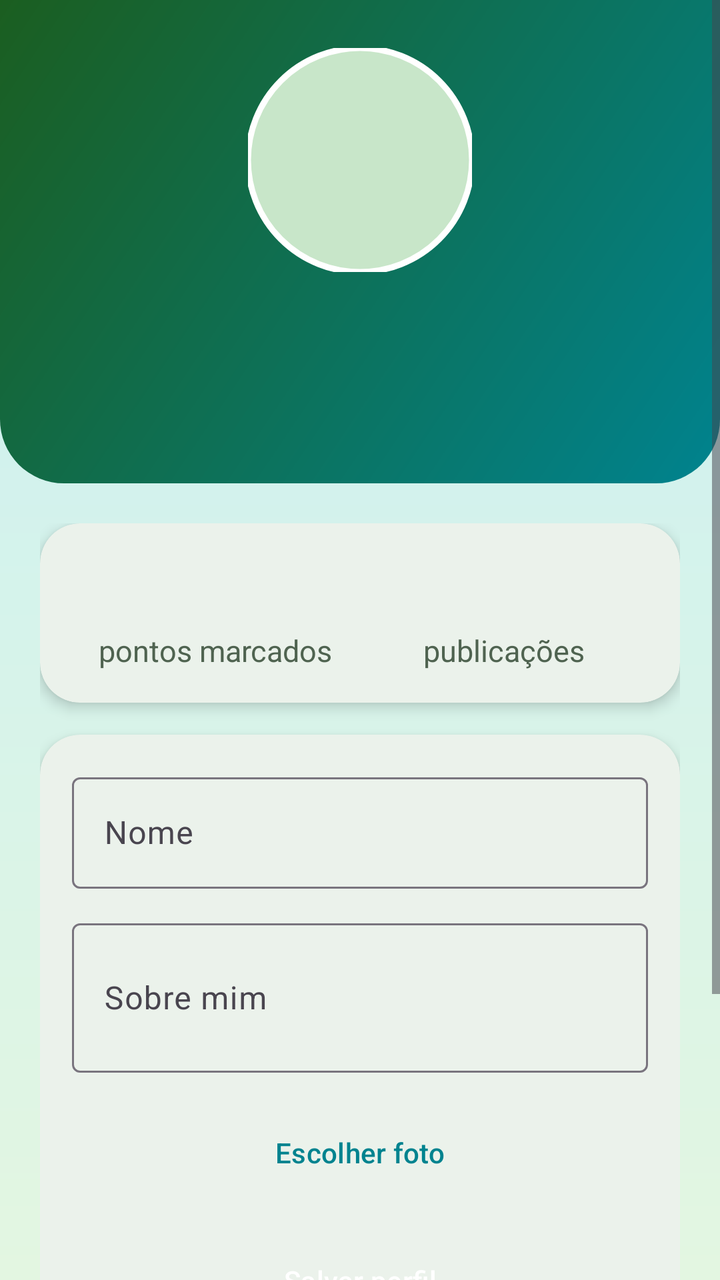
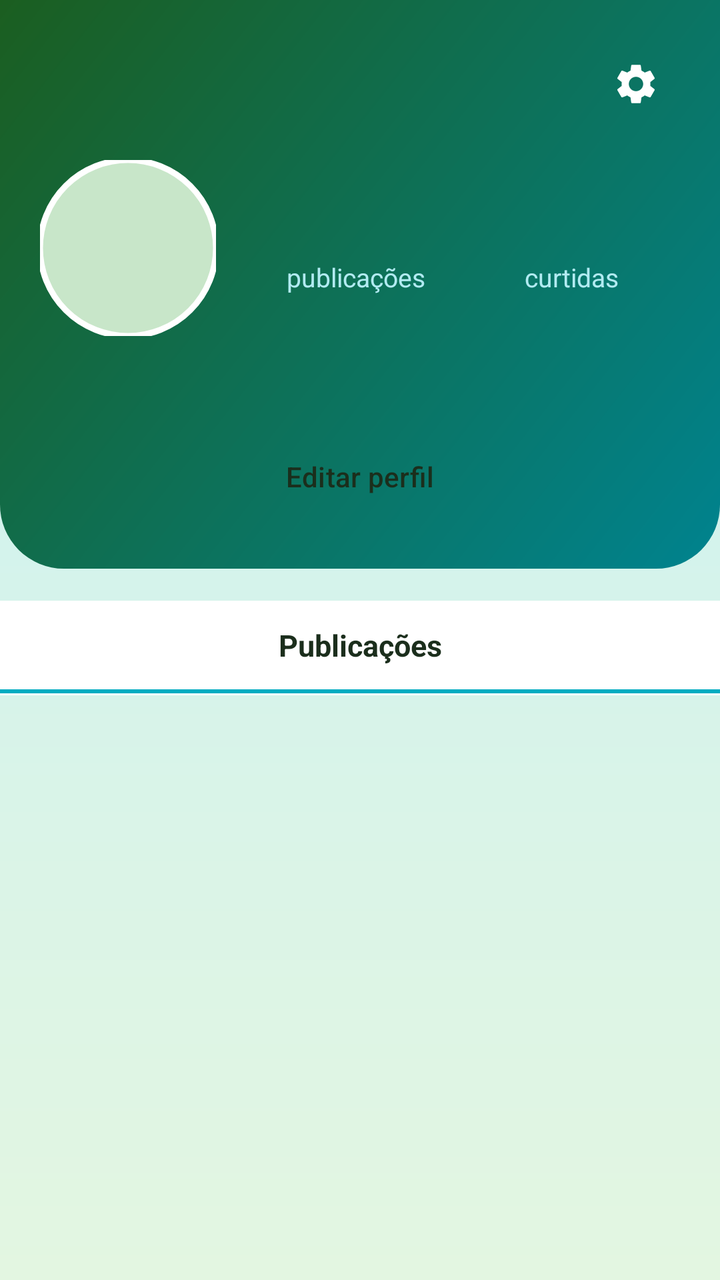

Before-and-after screenshots of an Android layout around one commit, followed by the original layout XML and the change that was made.
<!-- AndroidManifest.xml: application theme Theme.CorrenteDoBem -->
<!-- res/layout/fragment_perfil.xml -->
<?xml version="1.0" encoding="utf-8"?>
<ScrollView xmlns:android="http://schemas.android.com/apk/res/android"
    xmlns:app="http://schemas.android.com/apk/res-auto"
    android:layout_width="match_parent"
    android:layout_height="match_parent"
    android:fillViewport="true">

    <LinearLayout
        android:layout_width="match_parent"
        android:layout_height="wrap_content"
        android:orientation="vertical">

        <LinearLayout
            android:layout_width="match_parent"
            android:layout_height="wrap_content"
            android:background="@drawable/bg_header"
            android:gravity="center_horizontal"
            android:orientation="vertical"
            android:paddingTop="24dp"
            android:paddingBottom="32dp">

            <com.google.android.material.imageview.ShapeableImageView
                android:id="@+id/imgAvatar"
                android:layout_width="112dp"
                android:layout_height="112dp"
                android:background="@color/verde_claro"
                android:contentDescription="@string/desc_avatar"
                android:scaleType="centerCrop"
                app:shapeAppearanceOverlay="@style/FotoRedonda"
                app:strokeColor="@color/branco"
                app:strokeWidth="3dp" />

            <TextView
                android:id="@+id/txtNomePerfil"
                style="@style/TituloHeader"
                android:layout_width="wrap_content"
                android:layout_height="wrap_content"
                android:layout_marginTop="12dp" />

            <TextView
                android:id="@+id/txtBioPerfil"
                style="@style/SubtituloHeader"
                android:layout_width="wrap_content"
                android:layout_height="wrap_content"
                android:layout_marginStart="32dp"
                android:layout_marginTop="4dp"
                android:layout_marginEnd="32dp"
                android:gravity="center" />
        </LinearLayout>

        <LinearLayout
            android:layout_width="match_parent"
            android:layout_height="wrap_content"
            android:orientation="vertical"
            android:padding="@dimen/margem_tela">

            <com.google.android.material.card.MaterialCardView
                style="@style/CardEco">

                <LinearLayout
                    android:layout_width="match_parent"
                    android:layout_height="wrap_content"
                    android:orientation="horizontal"
                    android:padding="16dp">

                    <LinearLayout
                        android:layout_width="0dp"
                        android:layout_height="wrap_content"
                        android:layout_weight="1"
                        android:gravity="center"
                        android:orientation="vertical">

                        <TextView
                            android:id="@+id/txtQtdPontos"
                            style="@style/TituloCard"
                            android:layout_width="wrap_content"
                            android:layout_height="wrap_content"
                            android:textColor="@color/icone_ciano"
                            android:textSize="28sp" />

                        <TextView
                            style="@style/TextoCorpo"
                            android:layout_width="wrap_content"
                            android:layout_height="wrap_content"
                            android:text="@string/contrib_pontos" />
                    </LinearLayout>

                    <LinearLayout
                        android:layout_width="0dp"
                        android:layout_height="wrap_content"
                        android:layout_weight="1"
                        android:gravity="center"
                        android:orientation="vertical">

                        <TextView
                            android:id="@+id/txtQtdPosts"
                            style="@style/TituloCard"
                            android:layout_width="wrap_content"
                            android:layout_height="wrap_content"
                            android:textColor="@color/icone"
                            android:textSize="28sp" />

                        <TextView
                            style="@style/TextoCorpo"
                            android:layout_width="wrap_content"
                            android:layout_height="wrap_content"
                            android:text="@string/contrib_posts" />
                    </LinearLayout>
                </LinearLayout>
            </com.google.android.material.card.MaterialCardView>

            <com.google.android.material.card.MaterialCardView
                style="@style/CardEco">

                <LinearLayout
                    android:layout_width="match_parent"
                    android:layout_height="wrap_content"
                    android:orientation="vertical"
                    android:padding="16dp">

                    <com.google.android.material.textfield.TextInputLayout
                        style="@style/Widget.Material3.TextInputLayout.OutlinedBox"
                        android:layout_width="match_parent"
                        android:layout_height="wrap_content"
                        android:hint="@string/hint_nome">

                        <com.google.android.material.textfield.TextInputEditText
                            android:id="@+id/edtNome"
                            android:layout_width="match_parent"
                            android:layout_height="wrap_content"
                            android:inputType="textPersonName|textCapWords"
                            android:maxLines="1" />
                    </com.google.android.material.textfield.TextInputLayout>

                    <com.google.android.material.textfield.TextInputLayout
                        style="@style/Widget.Material3.TextInputLayout.OutlinedBox"
                        android:layout_width="match_parent"
                        android:layout_height="wrap_content"
                        android:layout_marginTop="12dp"
                        android:hint="@string/hint_bio">

                        <com.google.android.material.textfield.TextInputEditText
                            android:id="@+id/edtBio"
                            android:layout_width="match_parent"
                            android:layout_height="wrap_content"
                            android:inputType="textMultiLine|textCapSentences"
                            android:minLines="2" />
                    </com.google.android.material.textfield.TextInputLayout>

                    <Button
                        android:id="@+id/btnEscolherFoto"
                        style="@style/BotaoVoltar"
                        android:layout_marginTop="12dp"
                        android:text="@string/btn_escolher_foto" />

                    <Button
                        android:id="@+id/btnSalvarPerfil"
                        style="@style/BotaoEco"
                        android:text="@string/btn_salvar_perfil" />
                </LinearLayout>
            </com.google.android.material.card.MaterialCardView>

            <com.google.android.material.card.MaterialCardView
                android:id="@+id/cardConfiguracoes"
                style="@style/CardEco"
                android:clickable="true"
                android:focusable="true"
                android:foreground="?attr/selectableItemBackground">

                <LinearLayout
                    android:layout_width="match_parent"
                    android:layout_height="wrap_content"
                    android:gravity="center_vertical"
                    android:orientation="horizontal"
                    android:padding="16dp">

                    <ImageView
                        style="@style/IconeCard"
                        android:background="@drawable/bg_icone_ciano"
                        android:contentDescription="@string/desc_icone"
                        android:src="@drawable/ic_configuracoes"
                        android:tint="@color/icone_ciano" />

                    <LinearLayout
                        android:layout_width="0dp"
                        android:layout_height="wrap_content"
                        android:layout_marginStart="16dp"
                        android:layout_weight="1"
                        android:orientation="vertical">

                        <TextView
                            style="@style/TituloCard"
                            android:layout_width="wrap_content"
                            android:layout_height="wrap_content"
                            android:text="@string/config_titulo" />

                        <TextView
                            style="@style/TextoCorpo"
                            android:layout_width="wrap_content"
                            android:layout_height="wrap_content"
                            android:text="@string/config_card_desc" />
                    </LinearLayout>
                </LinearLayout>
            </com.google.android.material.card.MaterialCardView>
        </LinearLayout>
    </LinearLayout>
</ScrollView>
<!-- resources referenced by this layout -->
<resources>
  <color name="branco">#FFFFFF</color>
  <color name="icone">#2E7D32</color>
  <color name="icone_ciano">#00838F</color>
  <color name="verde_claro">#C8E6C9</color>
  <dimen name="margem_tela">20dp</dimen>
  <!-- drawable bg_icone_ciano (drawable) -->
  <?xml version="1.0" encoding="utf-8"?>
  <shape xmlns:android="http://schemas.android.com/apk/res/android" android:shape="oval">
      <solid android:color="@color/ciano_claro" />
  </shape>
  <string name="btn_escolher_foto">Escolher foto</string>
  <string name="btn_salvar_perfil">Salvar perfil</string>
  <string name="config_card_desc">Senha, tema, mapa e dados</string>
  <string name="config_titulo">Configurações</string>
  <string name="contrib_pontos">pontos marcados</string>
  <string name="contrib_posts">publicações</string>
  <string name="desc_avatar">Foto do perfil</string>
  <string name="desc_icone">Ícone decorativo</string>
  <string name="hint_bio">Sobre mim</string>
  <string name="hint_nome">Nome</string>
  <style name="BotaoEco" parent="Widget.Material3.Button">
          <item name="android:layout_width">match_parent</item>
          <item name="android:layout_height">56dp</item>
          <item name="android:layout_marginTop">8dp</item>
          <item name="android:textColor">@color/branco</item>
          <item name="backgroundTint">@color/ciano_escuro</item>
          <item name="cornerRadius">16dp</item>
      </style>
  <style name="BotaoVoltar" parent="Widget.Material3.Button.OutlinedButton">
          <item name="android:layout_width">match_parent</item>
          <item name="android:layout_height">56dp</item>
          <item name="android:layout_marginTop">8dp</item>
          <item name="android:textColor">@color/icone_ciano</item>
          <item name="strokeColor">@color/icone_ciano</item>
          <item name="cornerRadius">16dp</item>
      </style>
  <style name="CardEco" parent="Widget.Material3.CardView.Elevated">
          <item name="android:layout_width">match_parent</item>
          <item name="android:layout_height">wrap_content</item>
          <item name="android:layout_marginBottom">16dp</item>
          <item name="cardCornerRadius">@dimen/raio_card</item>
          <item name="cardElevation">4dp</item>
          <item name="cardBackgroundColor">@color/superficie</item>
      </style>
  <style name="FotoRedonda">
          <item name="cornerFamily">rounded</item>
          <item name="cornerSize">50%</item>
      </style>
  <style name="IconeCard">
          <item name="android:layout_width">@dimen/icone_card</item>
          <item name="android:layout_height">@dimen/icone_card</item>
          <item name="android:padding">14dp</item>
      </style>
  <style name="SubtituloHeader">
          <item name="android:textColor">@color/ciano_suave</item>
          <item name="android:textSize">@dimen/texto_subtitulo</item>
      </style>
  <style name="TituloHeader">
          <item name="android:textColor">@color/branco</item>
          <item name="android:textSize">@dimen/texto_titulo</item>
          <item name="android:textStyle">bold</item>
      </style>
  <color name="verde_escuro">#1B5E20</color>
  <color name="ciano_escuro">#00838F</color>
  <color name="ciano_claro">#B2EBF2</color>
  <dimen name="raio_card">20dp</dimen>
  <color name="superficie">#FFFFFF</color>
  <dimen name="icone_card">56dp</dimen>
  <color name="ciano_suave">#B2EBF2</color>
  <dimen name="texto_subtitulo">15sp</dimen>
  <color name="texto_secundario">#4F6350</color>
  <dimen name="texto_corpo">15sp</dimen>
  <color name="texto_principal">#1B2E1C</color>
  <dimen name="texto_card_titulo">18sp</dimen>
  <dimen name="texto_titulo">28sp</dimen>
  <color name="verde_primario">#2E7D32</color>
  <color name="ciano_primario">#00ACC1</color>
  <color name="fundo">#F1F8E9</color>
  <color name="fundo_base">#E3F6E1</color>
  <color name="fundo_topo">#C9F0F4</color>
  <!-- unchanged entries left out for length: 6 -->
</resources>

<!-- the commit's change to res/layout/fragment_perfil.xml (unified diff, before → after) -->
@@ -1,5 +1,5 @@
 <?xml version="1.0" encoding="utf-8"?>
-<ScrollView xmlns:android="http://schemas.android.com/apk/res/android"
+<androidx.core.widget.NestedScrollView xmlns:android="http://schemas.android.com/apk/res/android"
     xmlns:app="http://schemas.android.com/apk/res-auto"
     android:layout_width="match_parent"
     android:layout_height="match_parent"
@@ -14,54 +14,62 @@
             android:layout_width="match_parent"
             android:layout_height="wrap_content"
             android:background="@drawable/bg_header"
-            android:gravity="center_horizontal"
             android:orientation="vertical"
-            android:paddingTop="24dp"
-            android:paddingBottom="32dp">
+            android:paddingStart="20dp"
+            android:paddingTop="20dp"
+            android:paddingEnd="20dp"
+            android:paddingBottom="24dp">
 
-            <com.google.android.material.imageview.ShapeableImageView
-                android:id="@+id/imgAvatar"
-                android:layout_width="112dp"
-                android:layout_height="112dp"
-                android:background="@color/verde_claro"
-                android:contentDescription="@string/desc_avatar"
-                android:scaleType="centerCrop"
-                app:shapeAppearanceOverlay="@style/FotoRedonda"
-                app:strokeColor="@color/branco"
-                app:strokeWidth="3dp" />
+            <LinearLayout
+                android:layout_width="match_parent"
+                android:layout_height="wrap_content"
+                android:gravity="center_vertical"
+                android:orientation="horizontal">
 
-            <TextView
-                android:id="@+id/txtNomePerfil"
-                style="@style/TituloHeader"
-                android:layout_width="wrap_content"
+                <TextView
+                    android:id="@+id/txtNomePerfil"
+                    style="@style/TituloHeader"
+                    android:layout_width="0dp"
+                    android:layout_height="wrap_content"
+                    android:layout_weight="1"
+                    android:ellipsize="end"
+                    android:maxLines="1"
+                    android:textSize="22sp" />
+
+                <ImageButton
+                    android:id="@+id/btnConfiguracoes"
+                    android:layout_width="44dp"
+                    android:layout_height="44dp"
+                    android:background="?attr/selectableItemBackgroundBorderless"
+                    android:contentDescription="@string/config_titulo"
+                    android:src="@drawable/ic_configuracoes"
+                    android:tint="@color/branco" />
+            </LinearLayout>
+
+            <LinearLayout
+                android:layout_width="match_parent"
                 android:layout_height="wrap_content"
-                android:layout_marginTop="12dp" />
+                android:layout_marginTop="16dp"
+                android:gravity="center_vertical"
+                android:orientation="horizontal">
 
-            <TextView
-                android:id="@+id/txtBioPerfil"
-                style="@style/SubtituloHeader"
-                android:layout_width="wrap_content"
-                android:layout_height="wrap_content"
-                android:layout_marginStart="32dp"
-                android:layout_marginTop="4dp"
-                android:layout_marginEnd="32dp"
-                android:gravity="center" />
-        </LinearLayout>
-
-        <LinearLayout
-            android:layout_width="match_parent"
-            android:layout_height="wrap_content"
-            android:orientation="vertical"
-            android:padding="@dimen/margem_tela">
-
-            <com.google.android.material.card.MaterialCardView
-                style="@style/CardEco">
+                <com.google.android.material.imageview.ShapeableImageView
+                    android:id="@+id/imgAvatar"
+                    android:layout_width="88dp"
+                    android:layout_height="88dp"
+                    android:background="@color/verde_claro"
+                    android:contentDescription="@string/desc_avatar"
+                    android:scaleType="centerCrop"
+                    app:shapeAppearanceOverlay="@style/FotoRedonda"
+                    app:strokeColor="@color/branco"
+                    app:strokeWidth="3dp" />
 
                 <LinearLayout
-                    android:layout_width="match_parent"
+                    android:layout_width="0dp"
                     android:layout_height="wrap_content"
-                    android:orientation="horizontal"
-                    android:padding="16dp">
+                    android:layout_marginStart="16dp"
+                    android:layout_weight="1"
+                    android:orientation="horizontal">
 
                     <LinearLayout
                         android:layout_width="0dp"
@@ -71,18 +79,18 @@
                         android:orientation="vertical">
 
                         <TextView
-                            android:id="@+id/txtQtdPontos"
-                            style="@style/TituloCard"
+                            android:id="@+id/txtQtdPosts"
+                            style="@style/TituloHeader"
                             android:layout_width="wrap_content"
                             android:layout_height="wrap_content"
-                            android:textColor="@color/icone_ciano"
-                            android:textSize="28sp" />
+                            android:textSize="22sp" />
 
                         <TextView
-                            style="@style/TextoCorpo"
+                            style="@style/SubtituloHeader"
                             android:layout_width="wrap_content"
                             android:layout_height="wrap_content"
-                            android:text="@string/contrib_pontos" />
+                            android:text="@string/perfil_publicacoes"
+                            android:textSize="13sp" />
                     </LinearLayout>
 
                     <LinearLayout
@@ -93,115 +101,79 @@
                         android:orientation="vertical">
 
                         <TextView
-                            android:id="@+id/txtQtdPosts"
-                            style="@style/TituloCard"
+                            android:id="@+id/txtQtdCurtidas"
+                            style="@style/TituloHeader"
                             android:layout_width="wrap_content"
                             android:layout_height="wrap_content"
-                            android:textColor="@color/icone"
-                            android:textSize="28sp" />
+                            android:textSize="22sp" />
 
                         <TextView
-                            style="@style/TextoCorpo"
+                            style="@style/SubtituloHeader"
                             android:layout_width="wrap_content"
                             android:layout_height="wrap_content"
-                            android:text="@string/contrib_posts" />
+                            android:text="@string/perfil_curtidas"
+                            android:textSize="13sp" />
                     </LinearLayout>
                 </LinearLayout>
-            </com.google.android.material.card.MaterialCardView>
+            </LinearLayout>
 
-            <com.google.android.material.card.MaterialCardView
-                style="@style/CardEco">
+            <TextView
+                android:id="@+id/txtBioPerfil"
+                style="@style/SubtituloHeader"
+                android:layout_width="match_parent"
+                android:layout_height="wrap_content"
+                android:layout_marginTop="12dp"
+                android:textColor="@color/branco" />
 
-                <LinearLayout
-                    android:layout_width="match_parent"
-                    android:layout_height="wrap_content"
-                    android:orientation="vertical"
-                    android:padding="16dp">
+            <Button
+                android:id="@+id/btnEditarPerfil"
+                style="@style/Widget.Material3.Button.TonalButton"
+                android:layout_width="match_parent"
+                android:layout_height="44dp"
+                android:layout_marginTop="16dp"
+                android:text="@string/btn_editar_perfil"
+                android:textColor="@color/texto_principal"
+                app:backgroundTint="@color/superficie" />
+        </LinearLayout>
 
-                    <com.google.android.material.textfield.TextInputLayout
-                        style="@style/Widget.Material3.TextInputLayout.OutlinedBox"
-                        android:layout_width="match_parent"
-                        android:layout_height="wrap_content"
-                        android:hint="@string/hint_nome">
+        <LinearLayout
+            android:layout_width="match_parent"
+            android:layout_height="wrap_content"
+            android:layout_marginTop="16dp"
+            android:background="@color/superficie"
+            android:orientation="vertical">
 
-                        <com.google.android.material.textfield.TextInputEditText
-                            android:id="@+id/edtNome"
-                            android:layout_width="match_parent"
-                            android:layout_height="wrap_content"
-                            android:inputType="textPersonName|textCapWords"
-                            android:maxLines="1" />
-                    </com.google.android.material.textfield.TextInputLayout>
+            <TextView
+                style="@style/TituloCard"
+                android:layout_width="match_parent"
+                android:layout_height="wrap_content"
+                android:gravity="center"
+                android:padding="12dp"
+                android:text="@string/perfil_publicacoes_titulo"
+                android:textSize="15sp" />
 
-                    <com.google.android.material.textfield.TextInputLayout
-                        style="@style/Widget.Material3.TextInputLayout.OutlinedBox"
-                        android:layout_width="match_parent"
-                        android:layout_height="wrap_content"
-                        android:layout_marginTop="12dp"
-                        android:hint="@string/hint_bio">
+            <View
+                android:layout_width="match_parent"
+                android:layout_height="2dp"
+                android:background="@color/ciano_primario" />
 
-                        <com.google.android.material.textfield.TextInputEditText
-                            android:id="@+id/edtBio"
-                            android:layout_width="match_parent"
-                            android:layout_height="wrap_content"
-                            android:inputType="textMultiLine|textCapSentences"
-                            android:minLines="2" />
-                    </com.google.android.material.textfield.TextInputLayout>
+            <androidx.recyclerview.widget.RecyclerView
+                android:id="@+id/listaMeusPosts"
+                android:layout_width="match_parent"
+                android:layout_height="wrap_content"
+                android:nestedScrollingEnabled="false"
+                android:overScrollMode="never"
+                android:paddingTop="1dp" />
 
-                    <Button
-                        android:id="@+id/btnEscolherFoto"
-                        style="@style/BotaoVoltar"
-                        android:layout_marginTop="12dp"
-                        android:text="@string/btn_escolher_foto" />
-
-                    <Button
-                        android:id="@+id/btnSalvarPerfil"
-                        style="@style/BotaoEco"
-                        android:text="@string/btn_salvar_perfil" />
-                </LinearLayout>
-            </com.google.android.material.card.MaterialCardView>
-
-            <com.google.android.material.card.MaterialCardView
-                android:id="@+id/cardConfiguracoes"
-                style="@style/CardEco"
-                android:clickable="true"
-                android:focusable="true"
-                android:foreground="?attr/selectableItemBackground">
-
-                <LinearLayout
-                    android:layout_width="match_parent"
-                    android:layout_height="wrap_content"
-                    android:gravity="center_vertical"
-                    android:orientation="horizontal"
-                    android:padding="16dp">
-
-                    <ImageView
-                        style="@style/IconeCard"
-                        android:background="@drawable/bg_icone_ciano"
-                        android:contentDescription="@string/desc_icone"
-                        android:src="@drawable/ic_configuracoes"
-                        android:tint="@color/icone_ciano" />
-
-                    <LinearLayout
-                        android:layout_width="0dp"
-                        android:layout_height="wrap_content"
-                        android:layout_marginStart="16dp"
-                        android:layout_weight="1"
-                        android:orientation="vertical">
-
-                        <TextView
-                            style="@style/TituloCard"
-                            android:layout_width="wrap_content"
-                            android:layout_height="wrap_content"
-                            android:text="@string/config_titulo" />
-
-                        <TextView
-                            style="@style/TextoCorpo"
-                            android:layout_width="wrap_content"
-                            android:layout_height="wrap_content"
-                            android:text="@string/config_card_desc" />
-                    </LinearLayout>
-                </LinearLayout>
-            </com.google.android.material.card.MaterialCardView>
+            <TextView
+                android:id="@+id/txtSemPosts"
+                style="@style/TextoCorpo"
+                android:layout_width="match_parent"
+                android:layout_height="wrap_content"
+                android:gravity="center"
+                android:padding="40dp"
+                android:text="@string/sem_publicacoes"
+                android:visibility="gone" />
         </LinearLayout>
     </LinearLayout>
-</ScrollView>
+</androidx.core.widget.NestedScrollView>
<!-- resource entries referenced after the edit -->
@@ -1,57 +1,17 @@
 <!-- resources referenced by this layout -->
 <resources>
   <color name="branco">#FFFFFF</color>
-  <color name="icone">#2E7D32</color>
-  <color name="icone_ciano">#00838F</color>
   <color name="verde_claro">#C8E6C9</color>
-  <dimen name="margem_tela">20dp</dimen>
-  <!-- drawable bg_icone_ciano (drawable) -->
-  <?xml version="1.0" encoding="utf-8"?>
-  <shape xmlns:android="http://schemas.android.com/apk/res/android" android:shape="oval">
-      <solid android:color="@color/ciano_claro" />
-  </shape>
-  <string name="btn_escolher_foto">Escolher foto</string>
-  <string name="btn_salvar_perfil">Salvar perfil</string>
-  <string name="config_card_desc">Senha, tema, mapa e dados</string>
+  <string name="btn_editar_perfil">Editar perfil</string>
   <string name="config_titulo">Configurações</string>
-  <string name="contrib_pontos">pontos marcados</string>
-  <string name="contrib_posts">publicações</string>
   <string name="desc_avatar">Foto do perfil</string>
-  <string name="desc_icone">Ícone decorativo</string>
-  <string name="hint_bio">Sobre mim</string>
-  <string name="hint_nome">Nome</string>
-  <style name="BotaoEco" parent="Widget.Material3.Button">
-          <item name="android:layout_width">match_parent</item>
-          <item name="android:layout_height">56dp</item>
-          <item name="android:layout_marginTop">8dp</item>
-          <item name="android:textColor">@color/branco</item>
-          <item name="backgroundTint">@color/ciano_escuro</item>
-          <item name="cornerRadius">16dp</item>
-      </style>
-  <style name="BotaoVoltar" parent="Widget.Material3.Button.OutlinedButton">
-          <item name="android:layout_width">match_parent</item>
-          <item name="android:layout_height">56dp</item>
-          <item name="android:layout_marginTop">8dp</item>
-          <item name="android:textColor">@color/icone_ciano</item>
-          <item name="strokeColor">@color/icone_ciano</item>
-          <item name="cornerRadius">16dp</item>
-      </style>
-  <style name="CardEco" parent="Widget.Material3.CardView.Elevated">
-          <item name="android:layout_width">match_parent</item>
-          <item name="android:layout_height">wrap_content</item>
-          <item name="android:layout_marginBottom">16dp</item>
-          <item name="cardCornerRadius">@dimen/raio_card</item>
-          <item name="cardElevation">4dp</item>
-          <item name="cardBackgroundColor">@color/superficie</item>
-      </style>
+  <string name="perfil_curtidas">curtidas</string>
+  <string name="perfil_publicacoes">publicações</string>
+  <string name="perfil_publicacoes_titulo">Publicações</string>
+  <string name="sem_publicacoes">Nenhuma publicação até o momento</string>
   <style name="FotoRedonda">
           <item name="cornerFamily">rounded</item>
           <item name="cornerSize">50%</item>
-      </style>
-  <style name="IconeCard">
-          <item name="android:layout_width">@dimen/icone_card</item>
-          <item name="android:layout_height">@dimen/icone_card</item>
-          <item name="android:padding">14dp</item>
       </style>
   <style name="SubtituloHeader">
           <item name="android:textColor">@color/ciano_suave</item>
@@ -64,10 +24,7 @@
       </style>
   <color name="verde_escuro">#1B5E20</color>
   <color name="ciano_escuro">#00838F</color>
-  <color name="ciano_claro">#B2EBF2</color>
-  <dimen name="raio_card">20dp</dimen>
   <color name="superficie">#FFFFFF</color>
-  <dimen name="icone_card">56dp</dimen>
   <color name="ciano_suave">#B2EBF2</color>
   <dimen name="texto_subtitulo">15sp</dimen>
   <color name="texto_secundario">#4F6350</color>
